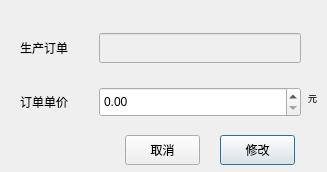
Above: Qt/ERP/dialogmodprice.ui from superp2017/NTERP before the change. Below: the same form after it.
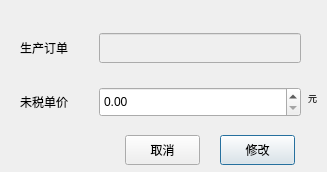
That is the form after the change.

Patch:
```diff
--- a/Qt/ERP/dialogmodprice.ui
+++ b/Qt/ERP/dialogmodprice.ui
@@ -117,7 +117,7 @@
        </size>
       </property>
       <property name="text">
-       <string>订单单价</string>
+       <string>未税单价</string>
       </property>
       <property name="alignment">
        <set>Qt::AlignRight|Qt::AlignTrailing|Qt::AlignVCenter</set>
```
